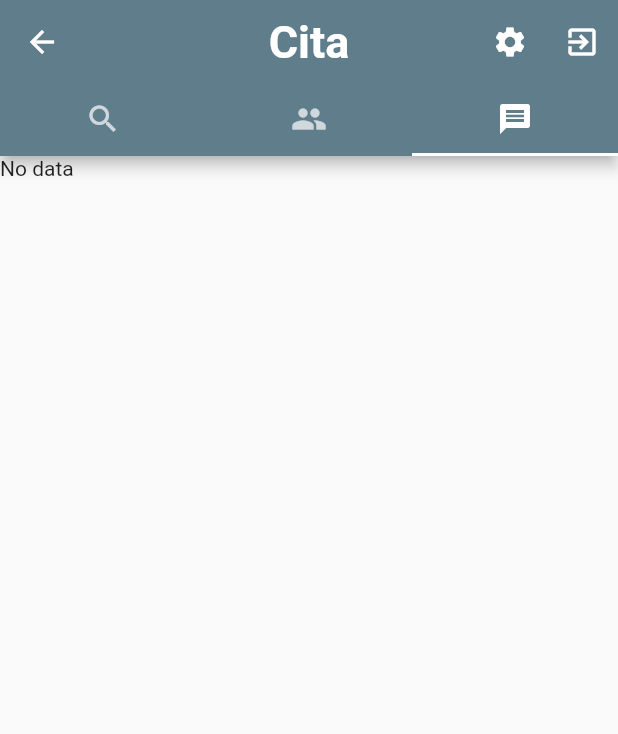
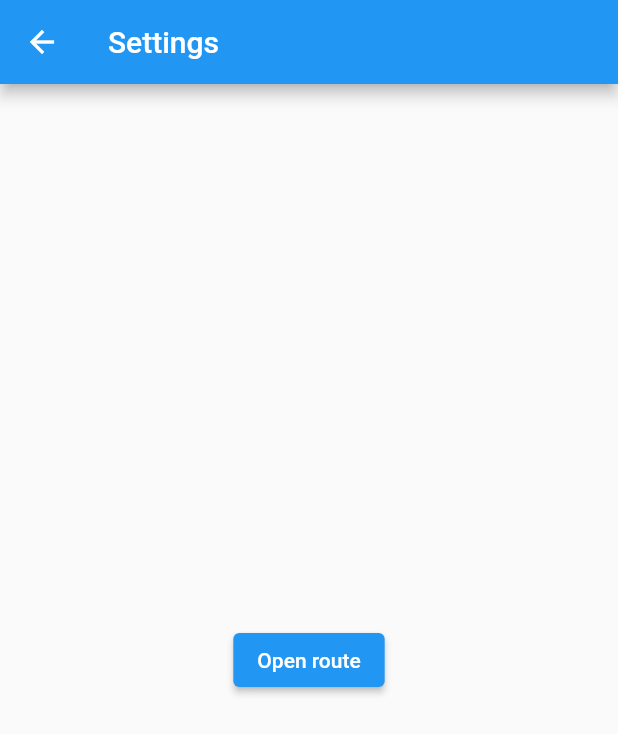
Before and after one commit to YerryPerez/Capstone_Project, a Flutter app: the Tabs screen opened directly, tab 3 chosen, after a tap on the "settings" icon, on a phone screen of 412 x 824 dp. Shown: the top 734 px of the screen. Run offline on Flutter 3.47's test engine with Material 2 defaults, Android fonts, the phone set to English and light mode, and no system bars; our stand-ins replace bloc, cloud_firestore, equatable, eva_icons_flutter, extended_image, file_picker and 9 more; accounts and stored records are empty.

Commit message:
Created boiler plate code for a settings page

```diff
--- a/lib/repositories/userRepository.dart
+++ b/lib/repositories/userRepository.dart
@@ -73,7 +73,7 @@ class UserRepository{
             });
           });
   }
-  //Delete user account
+  //TODO: Delete user account
   Future<void> deleteProfile(
       File photo,
       String userId,
--- /dev/null
+++ b/lib/ui/pages/settings.dart
@@ -0,0 +1,22 @@
+import 'package:flutter/cupertino.dart';
+import 'package:flutter/material.dart';
+
+class Settings extends StatelessWidget {
+  @override
+  Widget build(BuildContext context) {
+    return Scaffold(
+      appBar: AppBar(
+        title: Text('Settings'),
+      ),
+      body: Center(
+        child: ElevatedButton(
+          child: Text('Open route'),
+          onPressed: () {
+            // Navigate to second route when tapped.
+            Navigator.pop(context);
+          },
+        ),
+      ),
+    );
+  }
+}
--- a/lib/ui/widgets/tabs.dart
+++ b/lib/ui/widgets/tabs.dart
@@ -5,6 +5,7 @@ import 'package:flutter_test2/ui/constants.dart';
 import 'package:flutter_test2/ui/pages/matches.dart';
 import 'package:flutter_test2/ui/pages/messages.dart';
 import 'package:flutter_test2/ui/pages/search.dart';
+import 'package:flutter_test2/ui/pages/settings.dart';
 
 class Tabs extends StatelessWidget {
   final userId;
@@ -36,7 +37,10 @@ class Tabs extends StatelessWidget {
                 IconButton(
                   icon: Icon(Icons.settings),
                   onPressed: () {
-                    BlocProvider.of<AuthenticationBloc>(context).add(LoggedOut());
+                    Navigator.push(
+                      context,
+                      MaterialPageRoute(builder: (context) => Settings()),
+                    );
                   },
                 ),
                 IconButton(
```
